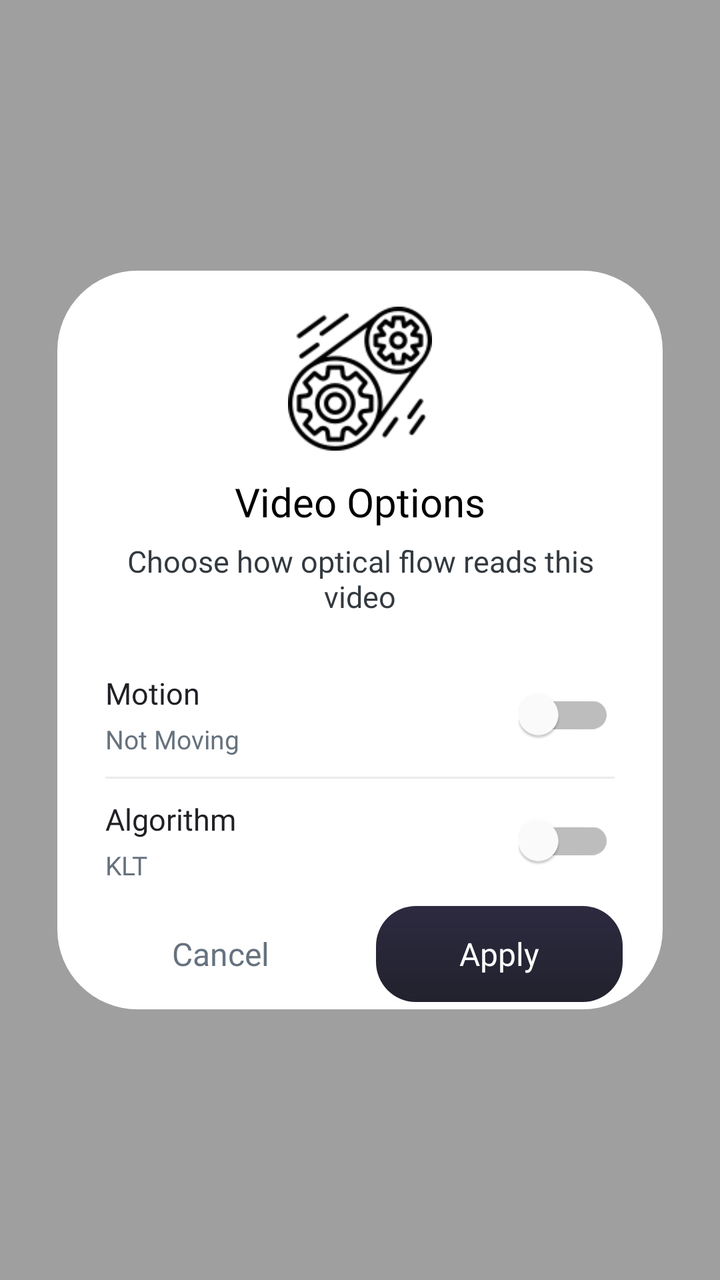
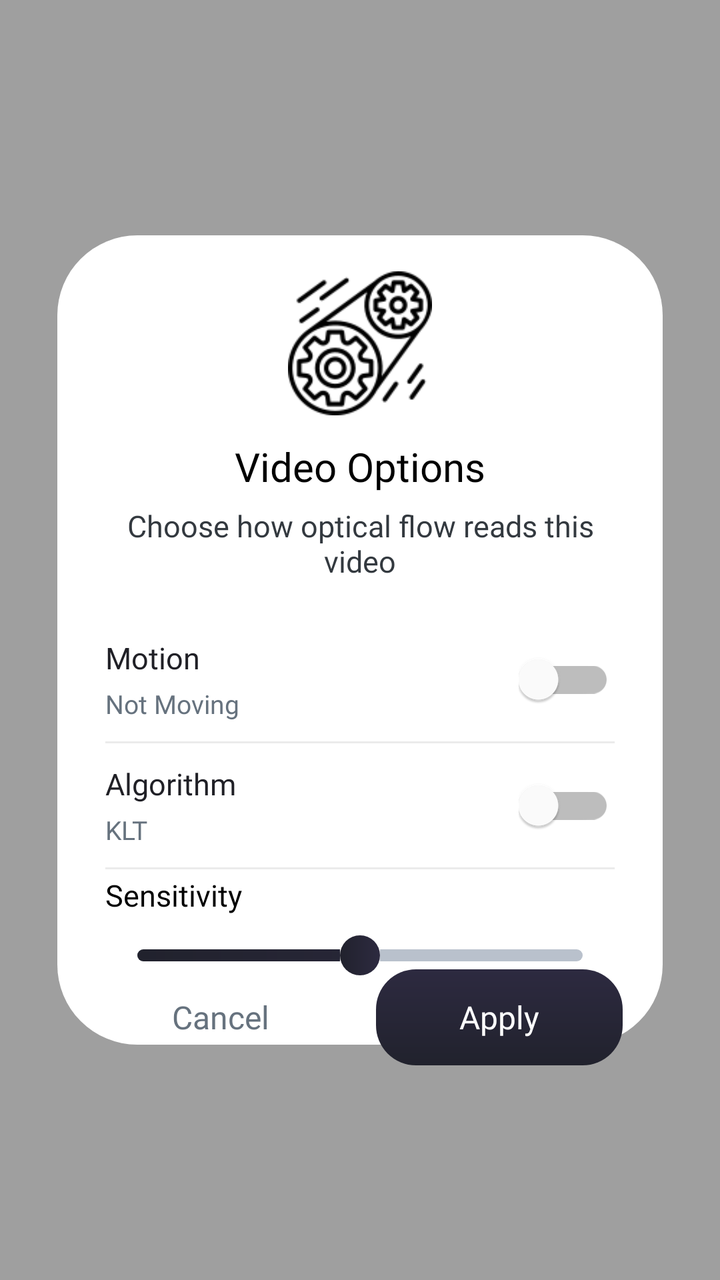

Before-and-after screenshots of an Android layout around one commit, followed by the original layout XML and the change that was made.
<!-- AndroidManifest.xml: application theme Theme.BaseProject -->
<!-- res/layout/dialog_video_process_options.xml -->
<?xml version="1.0" encoding="utf-8"?>
<androidx.constraintlayout.widget.ConstraintLayout xmlns:android="http://schemas.android.com/apk/res/android"
    xmlns:app="http://schemas.android.com/apk/res-auto"
    android:layout_width="match_parent"
    android:layout_height="match_parent"
    android:animateLayoutChanges="true"
    android:background="@color/black_60">

    <androidx.constraintlayout.utils.widget.ImageFilterView
        android:id="@+id/bgParent"
        android:layout_width="0dp"
        android:layout_height="0dp"
        android:src="@color/white"
        app:layout_constraintBottom_toBottomOf="parent"
        app:layout_constraintDimensionRatio="344:420"
        app:layout_constraintEnd_toEndOf="parent"
        app:layout_constraintStart_toStartOf="parent"
        app:layout_constraintTop_toTopOf="parent"
        app:layout_constraintWidth_percent="0.84"
        app:round="40dp" />

    <ImageView
        android:id="@+id/ivThumb"
        android:layout_width="0dp"
        android:layout_height="0dp"
        android:layout_marginTop="18dp"
        android:scaleType="fitCenter"
        android:src="@drawable/ic_process"
        app:layout_constraintDimensionRatio="1"
        app:layout_constraintEnd_toEndOf="@id/bgParent"
        app:layout_constraintStart_toStartOf="@id/bgParent"
        app:layout_constraintTop_toTopOf="@id/bgParent"
        app:layout_constraintWidth_percent="0.2" />

    <TextView
        android:id="@+id/tvTitle"
        android:layout_width="0dp"
        android:layout_height="wrap_content"
        android:layout_marginHorizontal="24dp"
        android:layout_marginTop="12dp"
        android:fontFamily="@font/inter_bold"
        android:gravity="center"
        android:text="Video Options"
        android:textColor="@color/black"
        android:textSize="20sp"
        app:layout_constraintEnd_toEndOf="@id/bgParent"
        app:layout_constraintStart_toStartOf="@id/bgParent"
        app:layout_constraintTop_toBottomOf="@id/ivThumb" />

    <TextView
        android:id="@+id/tvSubtitle"
        android:layout_width="0dp"
        android:layout_height="wrap_content"
        android:layout_marginHorizontal="28dp"
        android:layout_marginTop="6dp"
        android:fontFamily="@font/inter_medium"
        android:gravity="center"
        android:text="Choose how optical flow reads this video"
        android:textColor="@color/text_800"
        android:textSize="15sp"
        app:layout_constraintEnd_toEndOf="@id/bgParent"
        app:layout_constraintStart_toStartOf="@id/bgParent"
        app:layout_constraintTop_toBottomOf="@id/tvTitle" />

    <LinearLayout
        android:id="@+id/optionsPanel"
        android:layout_width="0dp"
        android:layout_height="wrap_content"
        android:layout_marginHorizontal="24dp"
        android:layout_marginTop="18dp"
        android:orientation="vertical"
        app:layout_constraintEnd_toEndOf="@id/bgParent"
        app:layout_constraintStart_toStartOf="@id/bgParent"
        app:layout_constraintTop_toBottomOf="@id/tvSubtitle">

        <LinearLayout
            android:id="@+id/movingRow"
            android:layout_width="match_parent"
            android:layout_height="62dp"
            android:gravity="center_vertical"
            android:orientation="horizontal">

            <LinearLayout
                android:layout_width="0dp"
                android:layout_height="match_parent"
                android:layout_weight="1"
                android:gravity="center_vertical"
                android:orientation="vertical">

                <TextView
                    android:id="@+id/tvMovingLabel"
                    android:layout_width="match_parent"
                    android:layout_height="wrap_content"
                    android:fontFamily="@font/inter_semi_bold"
                    android:maxLines="1"
                    android:text="Motion"
                    android:textColor="@color/text_900"
                    android:textSize="15sp" />

                <TextView
                    android:id="@+id/tvMovingValue"
                    android:layout_width="match_parent"
                    android:layout_height="wrap_content"
                    android:layout_marginTop="4dp"
                    android:fontFamily="@font/inter_regular"
                    android:maxLines="1"
                    android:text="Not Moving"
                    android:textColor="@color/text_700"
                    android:textSize="13sp" />

            </LinearLayout>

            <androidx.appcompat.widget.SwitchCompat
                android:id="@+id/switchMoving"
                android:layout_width="wrap_content"
                android:layout_height="wrap_content"
                android:splitTrack="false"
                app:switchMinWidth="48dp"
                app:thumbTint="@android:color/white"
                app:trackTint="@color/switch_track_selector" />

        </LinearLayout>

        <View
            android:layout_width="match_parent"
            android:layout_height="1dp"
            android:background="#14000000" />

        <LinearLayout
            android:id="@+id/algorithmRow"
            android:layout_width="match_parent"
            android:layout_height="62dp"
            android:gravity="center_vertical"
            android:orientation="horizontal">

            <LinearLayout
                android:layout_width="0dp"
                android:layout_height="match_parent"
                android:layout_weight="1"
                android:gravity="center_vertical"
                android:orientation="vertical">

                <TextView
                    android:id="@+id/tvAlgorithmLabel"
                    android:layout_width="match_parent"
                    android:layout_height="wrap_content"
                    android:fontFamily="@font/inter_semi_bold"
                    android:maxLines="1"
                    android:text="Algorithm"
                    android:textColor="@color/text_900"
                    android:textSize="15sp" />

                <TextView
                    android:id="@+id/tvAlgorithmValue"
                    android:layout_width="match_parent"
                    android:layout_height="wrap_content"
                    android:layout_marginTop="4dp"
                    android:fontFamily="@font/inter_regular"
                    android:maxLines="1"
                    android:text="KLT"
                    android:textColor="@color/text_700"
                    android:textSize="13sp" />

            </LinearLayout>

            <androidx.appcompat.widget.SwitchCompat
                android:id="@+id/switchAlgorithm"
                android:layout_width="wrap_content"
                android:layout_height="wrap_content"
                android:splitTrack="false"
                app:switchMinWidth="48dp"
                app:thumbTint="@android:color/white"
                app:trackTint="@color/switch_track_selector" />

        </LinearLayout>

    </LinearLayout>

    <LinearLayout
        android:id="@+id/buttonPanel"
        android:layout_width="0dp"
        android:layout_height="48dp"
        android:layout_marginHorizontal="20dp"
        android:layout_marginTop="16dp"
        android:layout_marginBottom="18dp"
        android:orientation="horizontal"
        app:layout_constraintBottom_toBottomOf="@id/bgParent"
        app:layout_constraintEnd_toEndOf="@id/bgParent"
        app:layout_constraintStart_toStartOf="@id/bgParent"
        app:layout_constraintTop_toBottomOf="@id/optionsPanel">

        <TextView
            android:id="@+id/tvCancel"
            android:layout_width="0dp"
            android:layout_height="match_parent"
            android:layout_marginEnd="8dp"
            android:layout_weight="1"
            android:clickable="true"
            android:focusable="true"
            android:fontFamily="@font/inter_bold"
            android:gravity="center"
            android:text="Cancel"
            android:textColor="@color/text_700"
            android:textSize="16sp" />

        <TextView
            android:id="@+id/tvApply"
            android:layout_width="0dp"
            android:layout_height="match_parent"
            android:layout_marginStart="8dp"
            android:layout_weight="1"
            android:background="@drawable/bg_black_purple_gradient"
            android:clickable="true"
            android:ellipsize="end"
            android:focusable="true"
            android:fontFamily="@font/inter_bold"
            android:gravity="center"
            android:maxLines="1"
            android:paddingHorizontal="10dp"
            android:text="Apply"
            android:textColor="@color/white"
            android:textSize="16sp" />

    </LinearLayout>

</androidx.constraintlayout.widget.ConstraintLayout>
<!-- resources referenced by this layout -->
<resources>
  <color name="black">#FF000000</color>
  <color name="black_60">#60000000</color>
  <color name="text_700">#66727E</color>
  <color name="text_800">#33393F</color>
  <color name="text_900">#202026</color>
  <color name="white">#FFFFFFFF</color>
  <!-- drawable bg_black_purple_gradient (drawable) -->
  <shape xmlns:android="http://schemas.android.com/apk/res/android">
      <gradient
          android:angle="90"
          android:startColor="#21222D"
          android:endColor="#2D2A40" />
      <corners android:radius="40dp" />
      <corners android:radius="20dp"/>
  </shape>
  <!-- drawable ic_process: webp bitmap (drawable, 3908 bytes) -->
  <style name="Theme.BaseProject" parent="Base.Theme.BaseProject" />
  <style name="Base.Theme.BaseProject" parent="Theme.MaterialComponents.Light.NoActionBar">
          
          <item name="colorPrimary">@color/purple_500</item>
          <item name="colorPrimaryVariant">@color/purple_700</item>
          <item name="colorOnPrimary">@color/white</item>
          
          <item name="colorSecondary">@color/teal_200</item>
          <item name="colorSecondaryVariant">@color/teal_700</item>
          <item name="colorOnSecondary">@color/black</item>
          
          <item name="android:statusBarColor">?attr/colorPrimaryVariant</item>
          
          
          <item name="android:colorControlHighlight">@color/ripple_color_main</item>
      </style>
  <color name="purple_500">#FF6200EE</color>
  <color name="purple_700">#FF3700B3</color>
  <color name="teal_200">#FF03DAC5</color>
  <color name="teal_700">#FF018786</color>
  <color name="ripple_color_main">#2DE14EFE</color>
</resources>

<!-- the commit's change to res/layout/dialog_video_process_options.xml (unified diff, before → after) -->
@@ -12,7 +12,7 @@
         android:layout_height="0dp"
         android:src="@color/white"
         app:layout_constraintBottom_toBottomOf="parent"
-        app:layout_constraintDimensionRatio="344:420"
+        app:layout_constraintDimensionRatio="344:460"
         app:layout_constraintEnd_toEndOf="parent"
         app:layout_constraintStart_toStartOf="parent"
         app:layout_constraintTop_toTopOf="parent"
@@ -171,6 +171,42 @@
                 app:switchMinWidth="48dp"
                 app:thumbTint="@android:color/white"
                 app:trackTint="@color/switch_track_selector" />
+
+        </LinearLayout>
+
+
+        <View
+            android:layout_width="match_parent"
+            android:layout_height="1dp"
+            android:background="#14000000" />
+
+        <LinearLayout
+            android:id="@+id/sensitivityRow"
+            android:layout_width="match_parent"
+            android:layout_height="62dp"
+            android:gravity="center_vertical"
+            android:orientation="vertical">
+
+            <TextView
+                android:id="@+id/tvSensitivity"
+                android:layout_width="match_parent"
+                android:layout_height="wrap_content"
+                android:fontFamily="@font/inter_semi_bold"
+                android:text="Sensitivity"
+                android:textColor="@color/black"
+                android:textSize="15sp" />
+
+            <SeekBar
+                android:id="@+id/sensitivity_bar"
+                android:layout_width="match_parent"
+                android:layout_height="32dp"
+                android:layout_marginTop="4dp"
+                android:max="100"
+                android:maxHeight="6dp"
+                android:minHeight="6dp"
+                android:progress="50"
+                android:progressDrawable="@drawable/seekbar_black_sensitivity"
+                android:thumb="@drawable/ripple_black_gradient_thumb" />
 
         </LinearLayout>
 
<!-- resource entries referenced after the edit -->
@@ -16,6 +16,64 @@
       <corners android:radius="20dp"/>
   </shape>
   <!-- drawable ic_process: webp bitmap (drawable, 3908 bytes) -->
+  <!-- drawable ripple_black_gradient_thumb (drawable) -->
+  <?xml version="1.0" encoding="utf-8"?>
+  <ripple xmlns:android="http://schemas.android.com/apk/res/android"
+      android:color="#334A92FF">
+  
+      <item>
+          <shape android:shape="oval">
+              <size
+                  android:width="20dp"
+                  android:height="20dp" />
+  
+              <gradient
+                  android:startColor="#21222D"
+                  android:endColor="#2D2A40"
+                  android:angle="0" />
+          </shape>
+      </item>
+  
+  </ripple>
+  <!-- drawable seekbar_black_sensitivity (drawable) -->
+  <?xml version="1.0" encoding="utf-8"?>
+  <layer-list xmlns:android="http://schemas.android.com/apk/res/android">
+  
+      
+      <item android:id="@android:id/background">
+          <shape android:shape="rectangle">
+              <size android:height="6dp"/>           
+              <corners android:radius="999dp"/>      
+              <solid android:color="#B9C1CC"/>       
+          </shape>
+      </item>
+  
+      
+      <item android:id="@android:id/secondaryProgress">
+          <clip>
+              <shape android:shape="rectangle">
+                  <size android:height="6dp"/>
+                  <corners android:radius="999dp"/>
+                  <solid android:color="#DDE2E9"/>
+              </shape>
+          </clip>
+      </item>
+  
+      
+      <item android:id="@android:id/progress">
+          <clip>
+              <shape android:shape="rectangle">
+                  <size android:height="6dp"/>
+                  <corners android:radius="999dp"/>
+                  <gradient
+                      android:startColor="#21222D"
+                      android:endColor="#2D2A40"
+                      android:angle="0" />
+              </shape>
+          </clip>
+      </item>
+  
+  </layer-list>
   <style name="Theme.BaseProject" parent="Base.Theme.BaseProject" />
   <style name="Base.Theme.BaseProject" parent="Theme.MaterialComponents.Light.NoActionBar">
           
